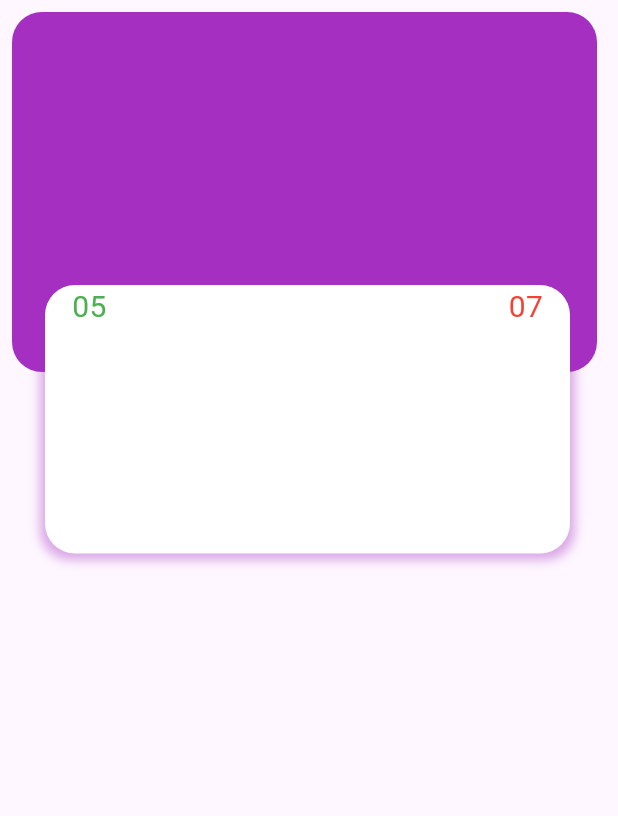
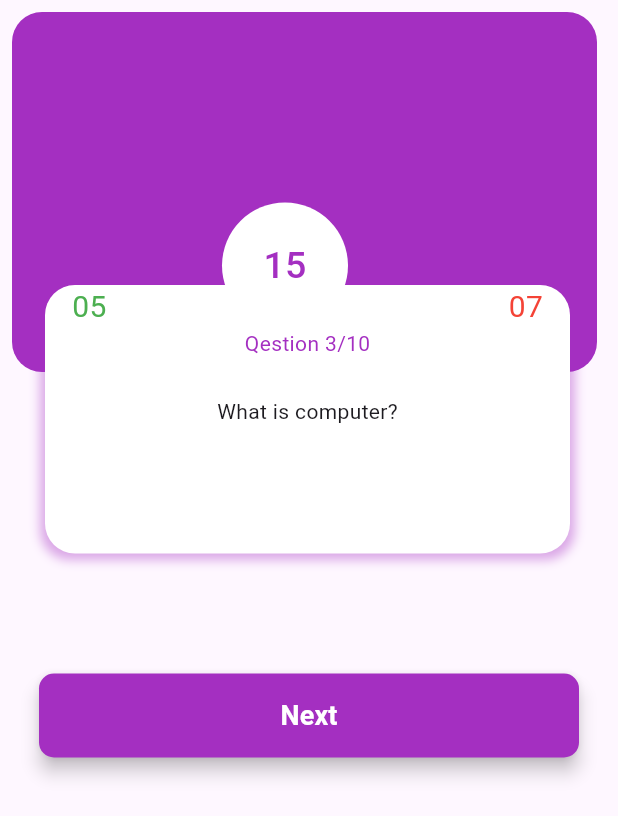
Before and after one commit to aldoprogrammer/flutter-mobile-quiz-app, a Flutter app: the screen it shows after launch, on a phone screen of 412 x 824 dp. Shown: the top 816 px of the screen. Run offline on Flutter 3.47's test engine with Material 3 defaults, Android fonts, the phone set to English and light mode, and no system bars.

Commit message:
add some component

```diff
--- a/lib/home_page.dart
+++ b/lib/home_page.dart
@@ -1,4 +1,8 @@
+import 'dart:ui';
+
 import 'package:flutter/material.dart';
+import 'package:flutter/rendering.dart';
+import 'package:flutter/widgets.dart';
 
 class HomePage extends StatelessWidget {
   const HomePage({super.key});
@@ -7,7 +11,7 @@ class HomePage extends StatelessWidget {
   Widget build(BuildContext context) {
     return Scaffold(
       body: Padding(
-          padding: EdgeInsets.all(8),
+        padding: const EdgeInsets.all(8),
         child: Column(
           children: [
             SizedBox(
@@ -34,19 +38,17 @@ class HomePage extends StatelessWidget {
                           borderRadius: BorderRadius.circular(20),
                           boxShadow: [
                             BoxShadow(
-                                  offset: Offset(0, 1),
+                                offset: const Offset(0, 1),
                                 blurRadius: 5,
                                 spreadRadius: 3,
-                                  color:
-                                      const Color(0xffA42FC1).withOpacity(.4))
+                                color: const Color(0xffA42FC1).withOpacity(.4))
                           ]),
-                        child: Padding(
+                      child: const Padding(
                         padding: EdgeInsets.symmetric(horizontal: 18),
                         child: Column(
                           children: [
                             Row(
-                                mainAxisAlignment:
-                                    MainAxisAlignment.spaceBetween,
+                              mainAxisAlignment: MainAxisAlignment.spaceBetween,
                               children: [
                                 Text(
                                   '05',
@@ -59,17 +61,71 @@ class HomePage extends StatelessWidget {
                                       color: Colors.red, fontSize: 20),
                                 ),
                               ],
-                              )
+                            ),
+                            Center(
+                              child: Text(
+                                "Qestion 3/10",
+                                style: TextStyle(
+                                  color: Color(0xffA42FC1),
+                                ),
+                              ),
+                            ),
+                            SizedBox(
+                              height: 25,
+                            ),
+                            Text('What is computer?')
                           ],
+                        ),
+                      ),
+                    ),
+                  ),
+                  const Positioned(
+                      bottom: 210,
+                      left: 140,
+                      child: CircleAvatar(
+                        radius: 42,
+                        backgroundColor: Colors.white,
+                        child: Center(
+                          child: Text(
+                            '15',
+                            style: TextStyle(
+                              color: Color(0xffA42FC1),
+                              fontSize: 25,
+                            ),
+                          ),
+                        ),
+                      ))
+                ],
+              ),
+            ),
+            const SizedBox(height: 20),
+            Padding(
+              padding: const EdgeInsets.symmetric(horizontal: 18),
+              child: ElevatedButton(
+                style: ElevatedButton.styleFrom(
+                  backgroundColor: Color(0xffA42FC1),
+                  padding:
+                      const EdgeInsets.symmetric(horizontal: 20, vertical: 15),
+                  shape: RoundedRectangleBorder(
+                      borderRadius: BorderRadius.circular(10)),
+                  elevation: 5,
+                ),
+                onPressed: () {},
+                child: Container(
+                  alignment: Alignment.center,
+                  child: const Text(
+                    'Next',
+                    style: TextStyle(
+                        color: Colors.white,
+                        fontSize: 18,
+                        fontWeight: FontWeight.bold),
                   ),
                 ),
               ),
             )
           ],
         ),
-              )
-            ],
-          )),
+      ),
     );
   }
 }
```
Lines whose indentation alone changed are shown as unchanged.
